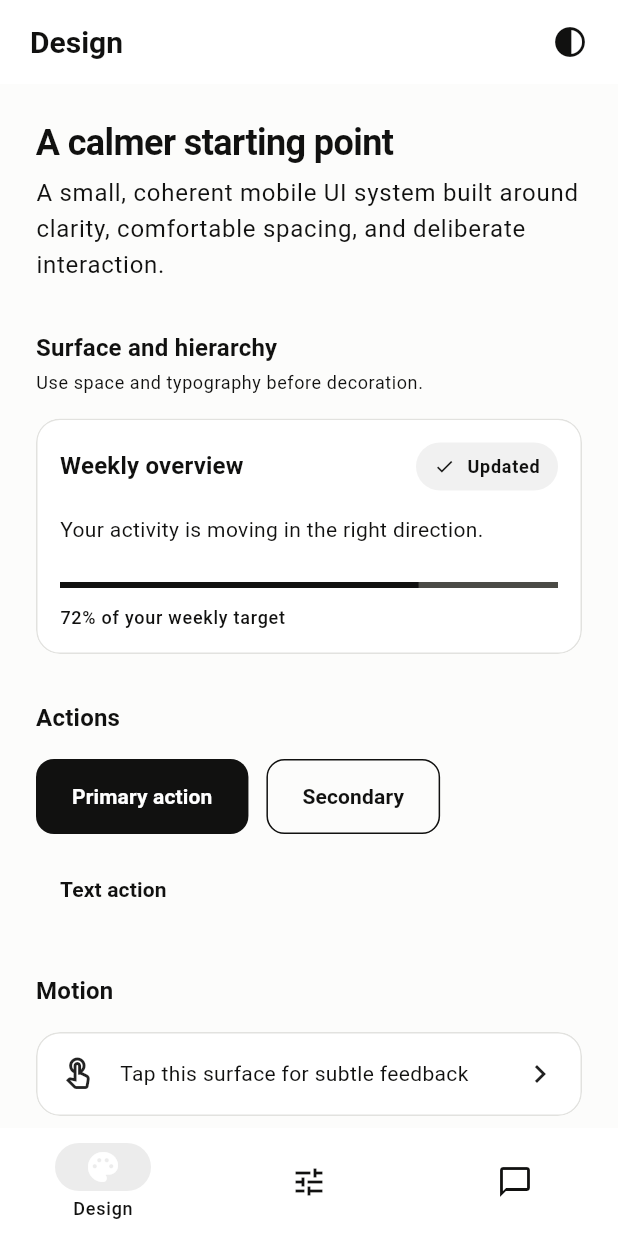
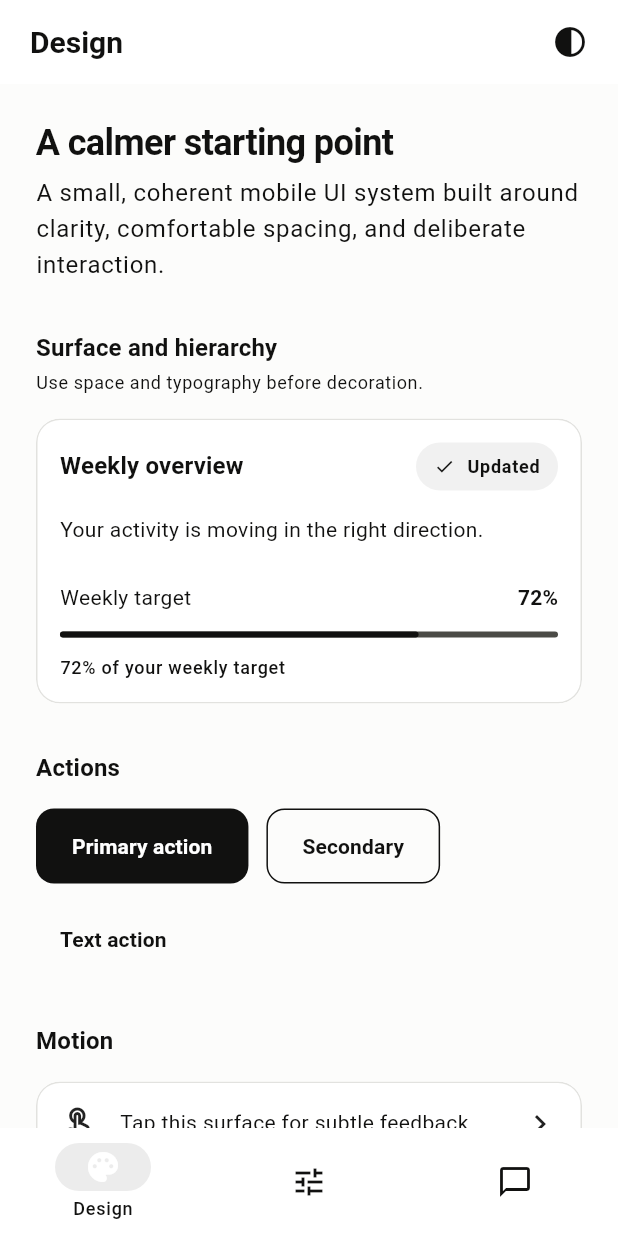
Before and after one commit to kingdart007-dev/awesome-flutter-kit, a Flutter app: the screen it shows after launch, on a phone screen of 412 x 824 dp. Run offline on Flutter 3.47's test engine with Material 3 defaults, Android fonts, the phone set to English and light mode, and no system bars.

Commit message:
feat: demonstrate progress bar component

```diff
--- a/example/lib/main.dart
+++ b/example/lib/main.dart
@@ -159,7 +159,7 @@ class _KitShowcaseHomeState extends State<KitShowcaseHome> {
               Text('Your activity is moving in the right direction.',
                   style: theme.textTheme.bodyMedium),
               const SizedBox(height: AfkSpacing.lg),
-              const LinearProgressIndicator(value: 0.72, minHeight: 4),
+              const AfkProgressBar(value: 0.72, label: 'Weekly target', showValue: true),
               const SizedBox(height: AfkSpacing.sm),
               Text('72% of your weekly target',
                   style: theme.textTheme.labelMedium),
```
